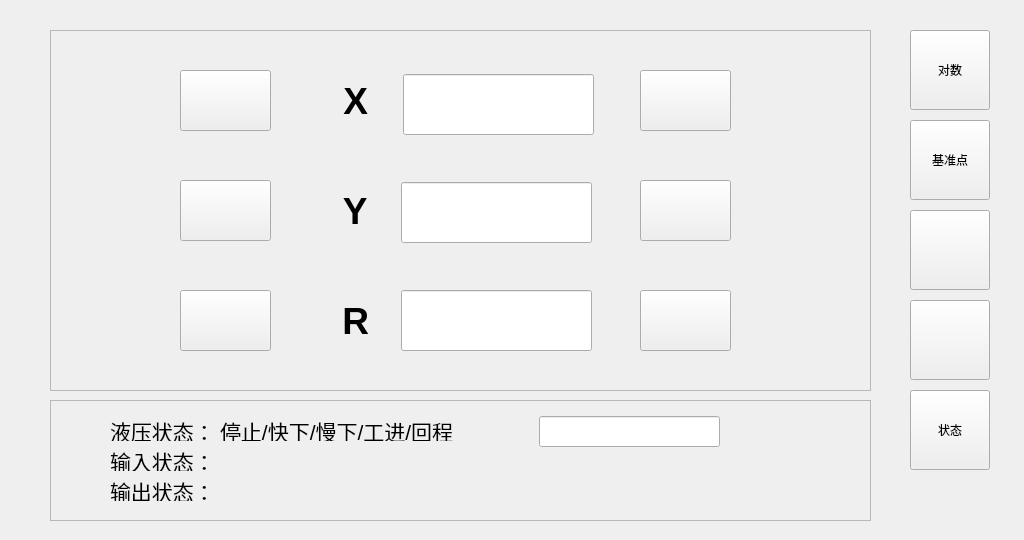
This is A66-app/manual.ui in Tetraelc/A66_PRO as Qt 5 draws it before an edit. The edited form follows.
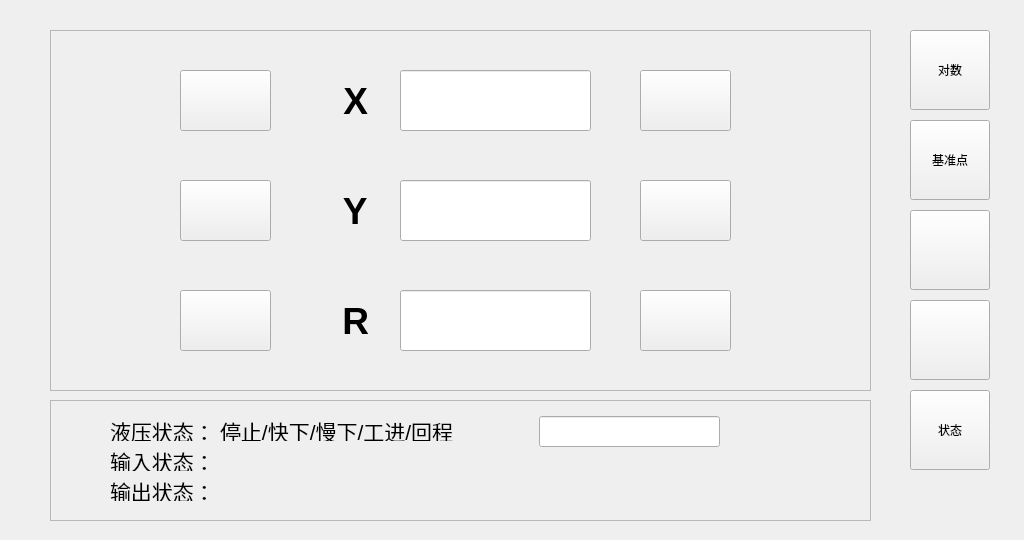
This is the edited form. Icons and pictures are not drawn.

Patch:
```diff
--- a/A66-app/manual.ui
+++ b/A66-app/manual.ui
@@ -322,7 +322,7 @@
    <widget class="QLineEdit" name="lineEdit_ManualR">
     <property name="geometry">
      <rect>
-      <x>351</x>
+      <x>350</x>
       <y>260</y>
       <width>191</width>
       <height>61</height>
@@ -398,8 +398,8 @@
    <widget class="QLineEdit" name="lineEdit_ManualX">
     <property name="geometry">
      <rect>
-      <x>353</x>
-      <y>44</y>
+      <x>350</x>
+      <y>40</y>
       <width>191</width>
       <height>61</height>
      </rect>
@@ -425,8 +425,8 @@
    <widget class="QLineEdit" name="lineEdit_ManualY">
     <property name="geometry">
      <rect>
-      <x>351</x>
-      <y>152</y>
+      <x>350</x>
+      <y>150</y>
       <width>191</width>
       <height>61</height>
      </rect>
```
